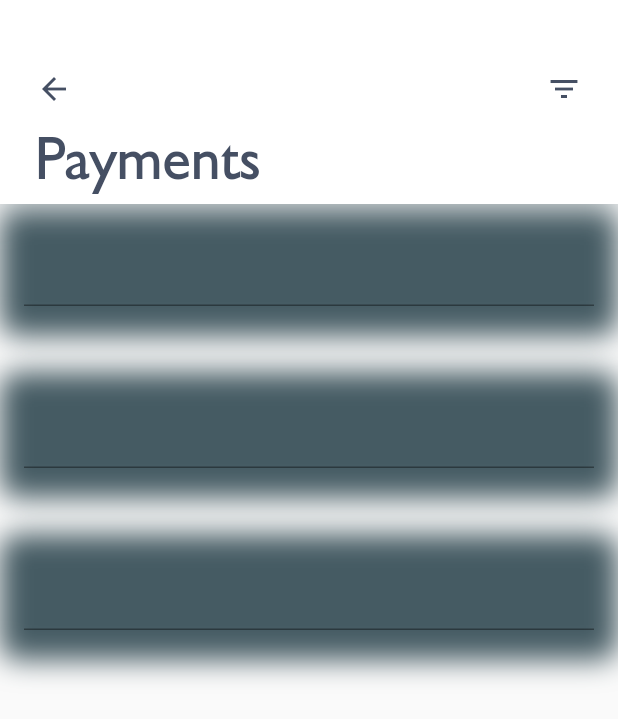
After one commit to madunagu/wetrek-app, a Flutter app: the PaymentScreen screen opened directly, on a phone screen of 412 x 824 dp. The commit adds this screen. Shown: the top 719 px of the screen. Run offline on Flutter 3.47's test engine with Material 2 defaults, Android fonts, the phone set to English and light mode, and no system bars; our stand-ins replace google_maps_flutter; missing offline and left inert: search_map_place; project files that could hold a hidden picture were left out.

Commit message:
more screens and widgets

```diff
--- a/lib/constants/text_styles.dart
+++ b/lib/constants/text_styles.dart
@@ -12,6 +12,13 @@ class TextStyles {
     height: 21 / 16,
     fontWeight: FontWeight.w500,
     color: Color(0xffffffff),
+  );
+
+  static final large = const TextStyle(
+    fontSize: 24,
+    fontWeight: FontWeight.w500,
+    color: Colors.white,
+    height: 32 / 24,
   );
 
   static final title = const TextStyle(
@@ -32,6 +39,7 @@ class TextStyles {
     height: 19 / 14,
     color: Color(0xffffffff),
   );
+
   static final darkNormal = const TextStyle(
     color: Color(0xff454F63),
     fontSize: 16,
@@ -43,4 +51,10 @@ class TextStyles {
     fontSize: 12,
     height: 16 / 12,
   );
+  static final input = const TextStyle(
+    color: Color(0x9078849E),
+    fontSize: 15,
+    height: 30 / 15,
+    fontWeight: FontWeight.bold,
+  );
 }
--- a/lib/models/trek.dart
+++ b/lib/models/trek.dart
@@ -5,7 +5,7 @@ import 'package:flutter/material.dart';
 import 'package:google_maps_flutter/google_maps_flutter.dart';
 
 //import 'package:geoflutterfire/geoflutterfire.dart';
-import 'package:wetrek/models/User.dart';
+import 'package:wetrek/models/user.dart';
 
 //These class represents public rides. rides that you can find searching...
 //Should be used when someone click CREATE
--- a/lib/screens/chat_screen.dart
+++ b/lib/screens/chat_screen.dart
@@ -1,7 +1,7 @@
 import 'package:flutter/material.dart';
 import 'package:wetrek/constants/colors.dart';
 import 'package:wetrek/constants/text_styles.dart';
-import 'package:wetrek/models/User.dart';
+import 'package:wetrek/models/user.dart';
 import 'package:wetrek/widgets.dart';
 
 class ChatScreen extends StatelessWidget {
--- a/lib/screens/map_screen.dart
+++ b/lib/screens/map_screen.dart
@@ -3,7 +3,7 @@ import 'dart:async';
 import 'package:flutter/material.dart';
 import 'package:flutter/services.dart';
 import 'package:google_maps_flutter/google_maps_flutter.dart';
-import 'package:wetrek/widgets/maps.dart';
+import 'package:wetrek/widgets/map_widgets.dart';
 
 enum MapState {
   initialized,
--- a/lib/screens/path_screen.dart
+++ b/lib/screens/path_screen.dart
@@ -2,7 +2,7 @@ import 'package:flutter/material.dart';
 import 'package:wetrek/constants/colors.dart';
 import 'package:wetrek/constants/text_styles.dart';
 import 'package:wetrek/widgets.dart';
-import 'package:wetrek/widgets/maps.dart';
+import 'package:wetrek/widgets/map_widgets.dart';
 
 class TransportPathScreen extends StatelessWidget {
   @override
--- /dev/null
+++ b/lib/screens/payment_screen.dart
@@ -0,0 +1,43 @@
+import 'package:flutter/material.dart';
+import 'package:wetrek/constants/text_styles.dart';
+import 'package:wetrek/widgets.dart';
+
+class PaymentScreen extends StatelessWidget {
+  @override
+  Widget build(BuildContext context) {
+    return Scaffold(
+      appBar: MyAppBar(title: 'Payments'),
+      body: Column(
+        children: [
+          MyInput(),
+          MyInput(),
+          MyInput(),
+        ],
+      ),
+    );
+  }
+}
+
+class MyInput extends StatelessWidget {
+  MyInput();
+  @override
+  Widget build(BuildContext context) {
+    return Container(
+      padding: EdgeInsets.all(16),
+      margin: EdgeInsets.only(bottom: 24),
+      decoration: BoxDecoration(
+        borderRadius: BorderRadius.circular(12),
+        boxShadow: [
+          BoxShadow(
+            color: Color(0xff455B63),
+            offset: Offset(0, 4),
+            blurRadius: 16,
+          ),
+        ],
+      ),
+      child: TextField(
+        style: TextStyles.input,
+      ),
+    );
+  }
+}
--- a/lib/screens/trips_screen.dart
+++ b/lib/screens/trips_screen.dart
@@ -1,7 +1,7 @@
 import 'package:flutter/material.dart';
 import 'package:wetrek/constants/text_styles.dart';
 import 'package:wetrek/widgets.dart';
-import 'package:wetrek/widgets/maps.dart';
+import 'package:wetrek/widgets/map_widgets.dart';
 
 class TripsScreen extends StatelessWidget {
   @override
--- a/lib/widgets/PlacedCard.dart
+++ /dev/null
@@ -1 +0,0 @@
-import 'package:flutter/material.dart';
```
Also changed, not shown: lib/widgets.dart (+65 -2 lines), lib/widgets/map_widgets.dart (renamed from lib/widgets/maps.dart, +8 -6 lines), lib/models/user.dart (renamed from lib/models/User.dart), lib/widgets/app_navigation_bar.dart (renamed from lib/widgets/MyNavigationBar.dart).
